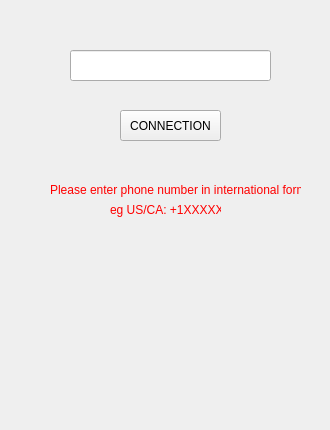
Before: the Qt Designer form gui/login.ui in jocosuccess/telegram-client, drawn with Qt 5.
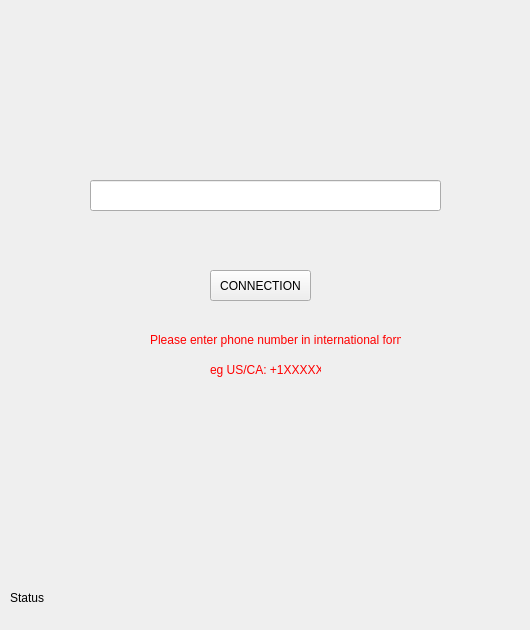
After: the same form once the commit is applied. Icons and pictures are not drawn.

What changed in the file:
```diff
--- a/gui/login.ui
+++ b/gui/login.ui
@@ -6,8 +6,8 @@
    <rect>
     <x>0</x>
     <y>0</y>
-    <width>330</width>
-    <height>430</height>
+    <width>530</width>
+    <height>630</height>
    </rect>
   </property>
   <property name="windowTitle">
@@ -16,9 +16,9 @@
   <widget class="QLineEdit" name="phone_txt">
    <property name="geometry">
     <rect>
-     <x>70</x>
-     <y>50</y>
-     <width>201</width>
+     <x>90</x>
+     <y>180</y>
+     <width>351</width>
      <height>31</height>
     </rect>
    </property>
@@ -43,8 +43,8 @@
   <widget class="QPushButton" name="connection_btn">
    <property name="geometry">
     <rect>
-     <x>120</x>
-     <y>110</y>
+     <x>210</x>
+     <y>270</y>
      <width>101</width>
      <height>31</height>
     </rect>
@@ -56,8 +56,8 @@
   <widget class="QLabel" name="label_3">
    <property name="geometry">
     <rect>
-     <x>50</x>
-     <y>170</y>
+     <x>150</x>
+     <y>320</y>
      <width>251</width>
      <height>41</height>
     </rect>
@@ -69,8 +69,8 @@
   <widget class="QLabel" name="label_4">
    <property name="geometry">
     <rect>
-     <x>110</x>
-     <y>200</y>
+     <x>210</x>
+     <y>360</y>
      <width>111</width>
      <height>21</height>
     </rect>
@@ -79,6 +79,47 @@
     <string>&lt;html&gt;&lt;head/&gt;&lt;body&gt;&lt;p&gt;&lt;span style=&quot; color:#ff0000;&quot;&gt;eg US/CA: +1XXXXXX&lt;/span&gt;&lt;/p&gt;&lt;/body&gt;&lt;/html&gt;</string>
    </property>
   </widget>
+  <widget class="QLabel" name="logo_lbl">
+   <property name="geometry">
+    <rect>
+     <x>210</x>
+     <y>20</y>
+     <width>111</width>
+     <height>111</height>
+    </rect>
+   </property>
+   <property name="contextMenuPolicy">
+    <enum>Qt::ActionsContextMenu</enum>
+   </property>
+   <property name="autoFillBackground">
+    <bool>false</bool>
+   </property>
+   <property name="frameShape">
+    <enum>QFrame::NoFrame</enum>
+   </property>
+   <property name="text">
+    <string/>
+   </property>
+   <property name="pixmap">
+    <pixmap>TelegramFxBacktest.png</pixmap>
+   </property>
+   <property name="scaledContents">
+    <bool>true</bool>
+   </property>
+  </widget>
+  <widget class="QLabel" name="status_login_lbl">
+   <property name="geometry">
+    <rect>
+     <x>10</x>
+     <y>590</y>
+     <width>171</width>
+     <height>16</height>
+    </rect>
+   </property>
+   <property name="text">
+    <string>Status</string>
+   </property>
+  </widget>
  </widget>
  <resources/>
  <connections/>
```
